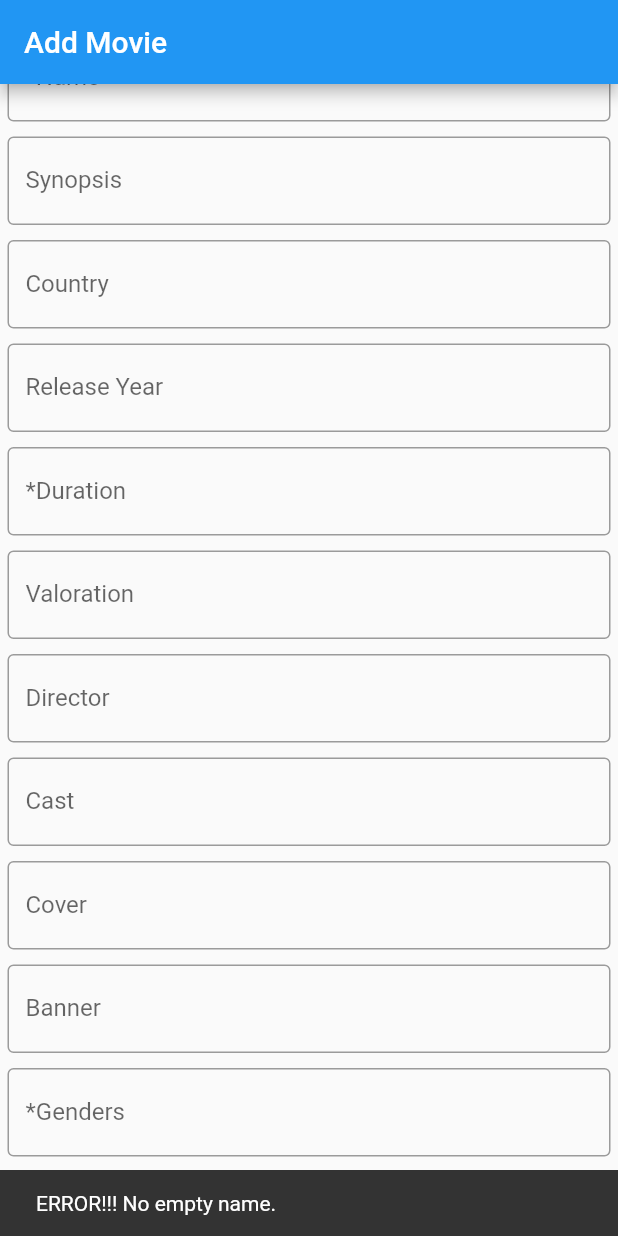
After one commit to Kaory-lang/imdf, a Flutter app: the AddMovieScreen screen opened by its route, scrolled down 39 dp, after a tap on "Add", on a phone screen of 412 x 824 dp. The commit adds this screen. Run offline on Flutter 3.47's test engine with Material 2 defaults, Android fonts, the phone set to English and light mode, and no system bars; our stand-ins replace firebase_auth, firebase_core; accounts and stored records are empty.

Commit message:
Add: AddMovieScreen

```diff
--- a/flutter-project/imdf/lib/main.dart
+++ b/flutter-project/imdf/lib/main.dart
@@ -3,6 +3,7 @@ import 'package:firebase_core/firebase_core.dart';
 import 'utils/firebase_options.dart';
 import 'screens/EmailAuthenticationScreen.dart';
 import 'screens/MainScreen.dart';
+import 'screens/AddMovieScreen.dart';
 
 void main() async {
   await Firebase.initializeApp(
@@ -23,6 +24,7 @@ class MyApp extends StatelessWidget {
         '/': (context) => SigninScreen(),
         '/signin': (context) => SigninScreen(),
         '/main': (context) => MainScreen(),
+        '/add_movie': (context) => AddMovieScreen(),
       },
     );
   }
--- /dev/null
+++ b/flutter-project/imdf/lib/screens/AddMovieScreen.dart
@@ -0,0 +1,200 @@
+import 'package:flutter/material.dart';
+import 'package:http/http.dart' as http;
+import '../widgets/ApiUrl.dart';
+import 'dart:convert';
+
+class AddMovieScreen extends StatefulWidget {
+  const AddMovieScreen({super.key});
+
+  @override
+  _AddMovieScreenState createState() => _AddMovieScreenState();
+}
+
+class _AddMovieScreenState extends State<AddMovieScreen> {
+  final _name = new TextEditingController();
+
+  List<String> _fields = ["*Name", "Synopsis", "Country", "Release Year", "*Duration",
+                        "Valoration", "Director", "Cast", "Cover", "Banner", "*Genders"];
+
+  Map<String, TextEditingController> _textControllers = {};
+
+  List<Widget> _textFields = <Widget>[];
+
+  void validate_fields() async {
+    // Parsing the values of the fields
+    List<dynamic?> values = <dynamic?>[];
+
+    for(int x = 0; x < this._fields.length; x++) {
+      if(this._textControllers[this._fields[x]]?.text == "") values.add(null);
+      else values.add(this._textControllers[this._fields[x]]?.text);
+    }
+
+    values[3] = int.tryParse("${values[3]}");     // Parse Release Year to Int
+    values[4] = int.tryParse("${values[4]}");     // Parse Duration to Int
+    values[5] = double.tryParse("${values[5]}");  // Parse Valoration to Double
+
+    // Errors SnackBars
+    final noNullName = SnackBar(
+      content: const Text("ERROR!!! No empty name."),
+      duration: Duration(seconds: 1),
+    );
+    final validReleaseYear = SnackBar(
+      content: const Text("ERROR!!! Invalid input, only Number(INTEGER) in Release Year."),
+      duration: Duration(seconds: 1),
+    );
+    final validDuration = SnackBar(
+      content: const Text("ERROR!!! No null, Number(INTEGER) in *Duration in minutes."),
+      duration: Duration(seconds: 1),
+    );
+    final validValoration = SnackBar(
+      content: const Text("ERROR!!! Invalid input, Number(DOUBLE) in Valoration."),
+      duration: Duration(seconds: 1),
+    );
+    final noNullGender = SnackBar(
+      content: const Text("ERROR!!! MIN one gender. All need to exist in the Database."),
+      duration: Duration(seconds: 1),
+    );
+    final unknownError = SnackBar(
+      content: const Text("ERROR!!! Unknown error."),
+      duration: Duration(seconds: 1),
+    );
+
+    if(values[0] == null) {
+      ScaffoldMessenger.of(context).showSnackBar(noNullName);
+      return;
+    }
+    else if(this._textControllers["Release Year"]?.text != "" && values[3] == null) {
+      ScaffoldMessenger.of(context).showSnackBar(validReleaseYear);
+      return;
+    }
+    else if(values[4] == null) {
+      ScaffoldMessenger.of(context).showSnackBar(validDuration);
+      return;
+    }
+    else if(this._textControllers["Valoration"]?.text != "" && values[5] == null) {
+      ScaffoldMessenger.of(context).showSnackBar(validValoration);
+      return;
+    }
+    else if(values[10] == null) {
+      ScaffoldMessenger.of(context).showSnackBar(noNullGender);
+      return;
+    }
+
+    // Validating existence of genders entered
+    var dbGenders = await http.get(Uri.parse(ApiUrl.url + "/api/Gender"));
+    List<dynamic> allGenders = json.decode(dbGenders.body);
+    List<String> genders = values[10].split(',');
+    List<int> validGenders = <int>[];
+
+    for(String gender in genders) {
+      gender = gender.trim().toLowerCase();
+      bool found = false;
+
+      for(Map<String, dynamic> dbGender in allGenders) {
+        if(gender == dbGender["gender_Name"].toLowerCase()) {
+          validGenders.add(dbGender["gender_Id"]);
+          found = true;
+          break;
+        }
+      }
+
+      if(found) continue;
+
+      ScaffoldMessenger.of(context).showSnackBar(
+        SnackBar(
+          content: Text("ERROR!!! Gender \"${gender}\" doesn't exist in the Database."),
+          duration: Duration(seconds: 3),
+        )
+      );
+      return;
+    }
+
+    var savedMovie = await http.post(
+      Uri.parse(ApiUrl.url + "/api/Movie"),
+      headers: {"Content-Type": "application/json"},
+      body: json.encode({
+        "movie_Name": values[0],
+        "movie_Synopsis": values[1],
+        "movie_Country": values[2],
+        "movie_ReleaseYear": values[3],
+        "movie_Duration": values[4],
+        "movie_Valoration": values[5],
+        "movie_Director": values[6],
+        "movie_Cast": values[7],
+        "movie_Cover": values[8],
+        "movie_Banner": values[9],
+      })
+    );
+
+    if(savedMovie.statusCode != 201) {
+      ScaffoldMessenger.of(context).showSnackBar(unknownError);
+      return;
+    }
+
+    int movieId = json.decode(savedMovie.body)["movie_Id"];
+    List<Map<String, int>> dataBody = [];
+
+    for(int genderId in validGenders) {
+      dataBody.add({
+        "genderXMovie_GenderId": genderId,
+        "genderXMovie_MovieId": movieId,
+      });
+    }
+
+    var response = await http.post(
+      Uri.parse(ApiUrl.url + "/api/GenderXMovie"),
+      headers: {"Content-Type": "application/json"},
+      body: json.encode(dataBody)
+    );
+
+    if(response.statusCode != 200) {
+      ScaffoldMessenger.of(context).showSnackBar(unknownError);
+    }
+
+    ScaffoldMessenger.of(context).showSnackBar(
+      SnackBar(
+        content: Text("Saved successfully"),
+        duration: Duration(seconds: 3),
+      )
+    );
+  }
+
+  @override
+  Widget build(BuildContext context) {
+    this._textControllers =
+      Map<String, TextEditingController>.fromIterable(
+        this._fields,
+        key: (field) => field,
+        value: (field) => new TextEditingController()
+      );
+
+    for(String field in this._fields) {
+      this._textFields.add(
+        new Padding(
+          padding: EdgeInsets.all(5.0),
+          child: new TextField(
+            controller: _textControllers[field],
+            decoration: InputDecoration(
+              border: OutlineInputBorder(),
+              labelText: field,
+            ),
+          ),
+        )
+      );
+    }
+
+    return Scaffold(
+      appBar: AppBar(
+        automaticallyImplyLeading: false,
+        title: const Text("Add Movie"),
+      ),
+      body: ListView(children: [
+        ...this._textFields,
+        new ElevatedButton(
+          child: new Text("Add"),
+          onPressed: this.validate_fields,
+        ),
+      ],),
+    );
+  }
+}
```
